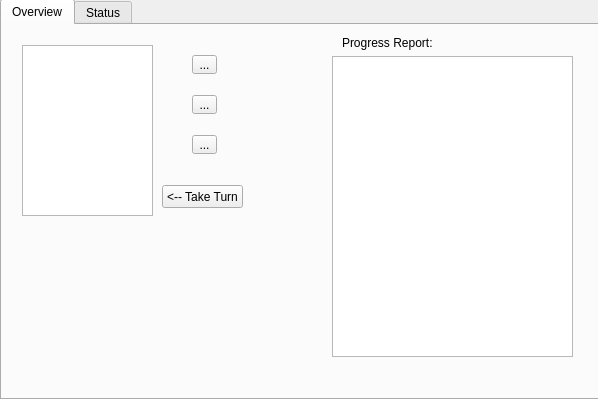
Above: Cluedo/Game.ui from Stephen-ODriscoll/Cluedo before the change. Below: the same form after it.
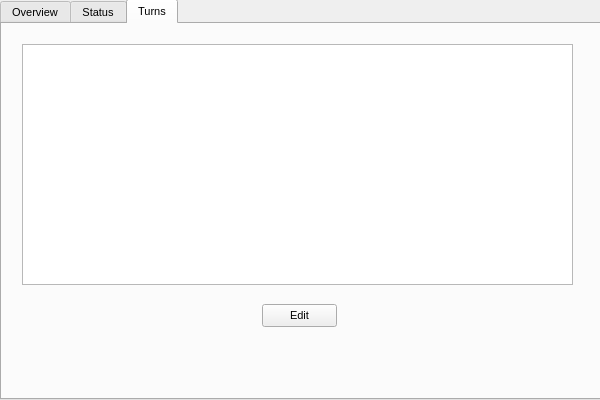
That is the form after the change. The open tabs and pages were chosen to show the change.

```diff
--- a/Cluedo/Game.ui
+++ b/Cluedo/Game.ui
@@ -6,8 +6,8 @@
    <rect>
     <x>0</x>
     <y>0</y>
-    <width>598</width>
-    <height>399</height>
+    <width>600</width>
+    <height>400</height>
    </rect>
   </property>
   <property name="windowTitle">
@@ -22,12 +22,26 @@
      <height>401</height>
     </rect>
    </property>
+   <property name="sizePolicy">
+    <sizepolicy hsizetype="Minimum" vsizetype="Minimum">
+     <horstretch>0</horstretch>
+     <verstretch>0</verstretch>
+    </sizepolicy>
+   </property>
+   <property name="minimumSize">
+    <size>
+     <width>600</width>
+     <height>400</height>
+    </size>
+   </property>
+   <property name="font">
+    <font>
+     <pointsize>8</pointsize>
+    </font>
+   </property>
    <property name="autoFillBackground">
     <bool>true</bool>
    </property>
-   <property name="styleSheet">
-    <string notr="true">background-color:light;</string>
-   </property>
    <property name="currentIndex">
     <number>0</number>
    </property>
@@ -67,6 +81,15 @@
        <height>171</height>
       </rect>
      </property>
+     <property name="sizePolicy">
+      <sizepolicy hsizetype="Expanding" vsizetype="Expanding">
+       <horstretch>0</horstretch>
+       <verstretch>0</verstretch>
+      </sizepolicy>
+     </property>
+     <property name="resizeMode">
+      <enum>QListView::Adjust</enum>
+     </property>
     </widget>
     <widget class="QToolButton" name="renameButton">
      <property name="geometry">
@@ -146,6 +169,34 @@
      </property>
     </widget>
    </widget>
+   <widget class="QWidget" name="tab_3">
+    <attribute name="title">
+     <string>Turns</string>
+    </attribute>
+    <widget class="QListWidget" name="turnsWidget">
+     <property name="geometry">
+      <rect>
+       <x>20</x>
+       <y>20</y>
+       <width>551</width>
+       <height>241</height>
+      </rect>
+     </property>
+    </widget>
+    <widget class="QPushButton" name="editTurnButton">
+     <property name="geometry">
+      <rect>
+       <x>260</x>
+       <y>280</y>
+       <width>75</width>
+       <height>23</height>
+      </rect>
+     </property>
+     <property name="text">
+      <string>Edit</string>
+     </property>
+    </widget>
+   </widget>
   </widget>
  </widget>
  <resources/>
```
Left out of the diff: 3 changed lines with no effect on the pictures.
